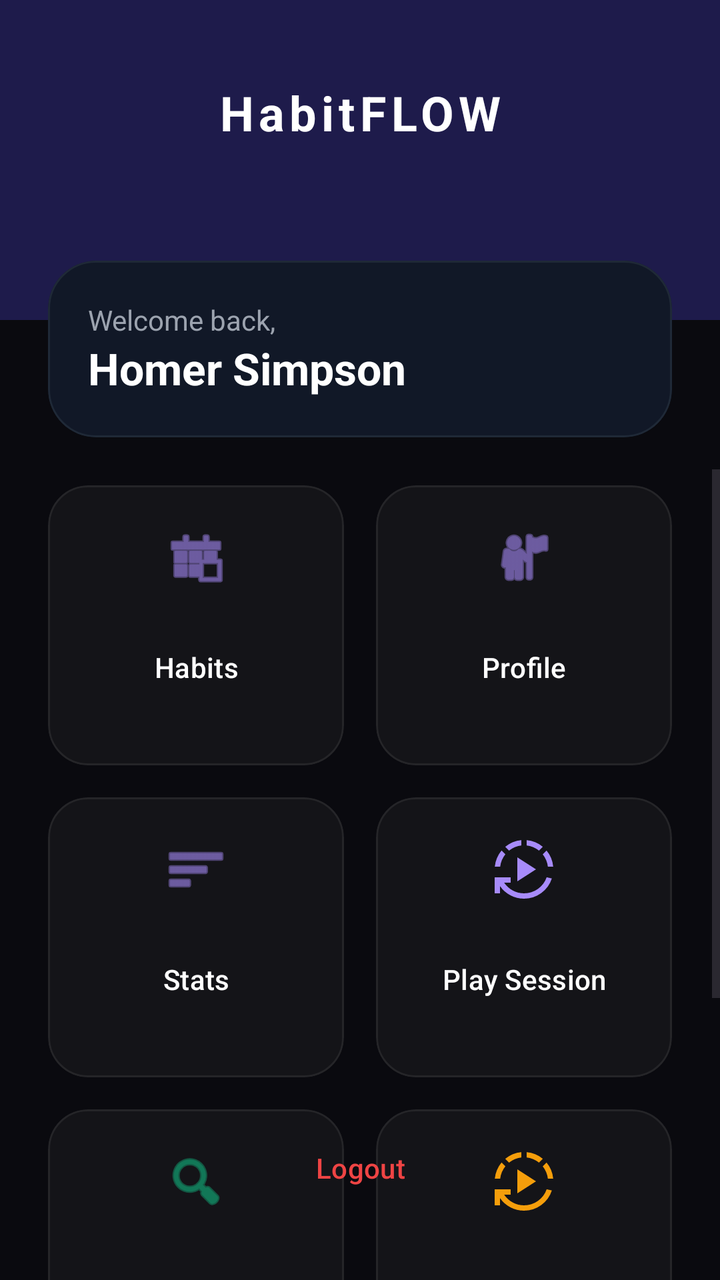
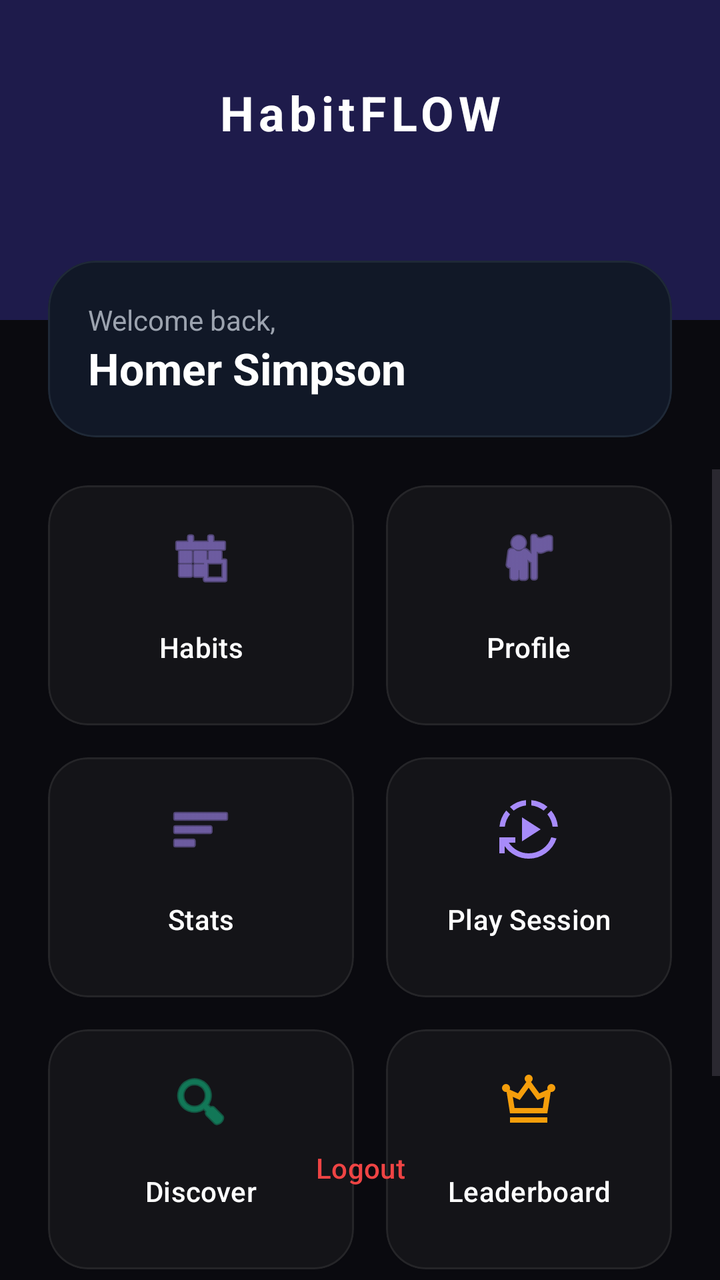

The first picture is an Android layout as it rendered before a commit; the second is the same layout after the commit. The layout source and the unified diff follow.
<!-- AndroidManifest.xml: application theme Theme.HabitFLOWS -->
<!-- res/layout/activity_main_menu.xml -->
<?xml version="1.0" encoding="utf-8"?>
<androidx.constraintlayout.widget.ConstraintLayout xmlns:android="http://schemas.android.com/apk/res/android"
    xmlns:app="http://schemas.android.com/apk/res-auto"
    xmlns:tools="http://schemas.android.com/tools"
    android:id="@+id/main"
    android:layout_width="match_parent"
    android:layout_height="match_parent"
    android:background="#0A0A0F"
    tools:context=".MainMenu">

    
    <View
        android:id="@+id/viewHeader"
        android:layout_width="match_parent"
        android:layout_height="160dp"
        android:background="#1E1B4B"
        app:layout_constraintTop_toTopOf="parent" />

    <TextView
        android:id="@+id/mainMenuHomeTV"
        android:layout_width="wrap_content"
        android:layout_height="wrap_content"
        android:layout_marginTop="40dp"
        android:text="HabitFLOW"
        android:textColor="#FFFFFF"
        android:textSize="24sp"
        android:textStyle="bold"
        android:letterSpacing="0.1"
        app:layout_constraintEnd_toEndOf="parent"
        app:layout_constraintStart_toStartOf="parent"
        app:layout_constraintTop_toTopOf="parent" />

    
    <com.google.android.material.card.MaterialCardView
        android:id="@+id/greetingCard"
        android:layout_width="match_parent"
        android:layout_height="wrap_content"
        android:layout_marginHorizontal="24dp"
        android:layout_marginTop="-30dp"
        app:cardBackgroundColor="#111827"
        app:cardCornerRadius="24dp"
        app:cardElevation="0dp"
        app:strokeColor="#1F2937"
        app:strokeWidth="1dp"
        app:layout_constraintTop_toBottomOf="@id/viewHeader">

        <LinearLayout
            android:layout_width="match_parent"
            android:layout_height="wrap_content"
            android:orientation="vertical"
            android:padding="20dp">

            <TextView
                android:id="@+id/mainMenuHomeTV3"
                android:layout_width="wrap_content"
                android:layout_height="wrap_content"
                android:text="Welcome back,"
                android:textColor="#9CA3AF"
                android:textSize="14sp" />

            <TextView
                android:id="@+id/mainMenuHomeTV4"
                android:layout_width="wrap_content"
                android:layout_height="wrap_content"
                android:text="Homer Simpson"
                android:textColor="#FFFFFF"
                android:textSize="22sp"
                android:textStyle="bold" />
        </LinearLayout>
    </com.google.android.material.card.MaterialCardView>

    <ScrollView
        android:layout_width="match_parent"
        android:layout_height="0dp"
        android:layout_marginTop="16dp"
        android:clipToPadding="false"
        android:paddingBottom="100dp"
        app:layout_constraintBottom_toBottomOf="parent"
        app:layout_constraintTop_toBottomOf="@id/greetingCard">

        <GridLayout
            android:layout_width="match_parent"
            android:layout_height="wrap_content"
            android:layout_marginHorizontal="16dp"
            android:columnCount="2">

            
            <com.google.android.material.card.MaterialCardView
                android:layout_width="0dp"
                android:layout_height="140dp"
                android:layout_margin="8dp"
                android:layout_columnWeight="1"
                app:cardBackgroundColor="#0AFFFFFF"
                app:cardCornerRadius="20dp"
                app:cardElevation="0dp"
                app:strokeColor="#12FFFFFF"
                app:strokeWidth="1dp">

                <com.google.android.material.button.MaterialButton
                    android:id="@+id/btnHabit"
                    style="@style/Widget.Material3.Button.TextButton"
                    android:layout_width="match_parent"
                    android:layout_height="match_parent"
                    android:padding="16dp"
                    android:text="Habits"
                    android:textAllCaps="false"
                    android:textColor="#FFFFFF"
                    app:icon="@android:drawable/ic_menu_today"
                    app:iconGravity="top"
                    app:iconPadding="10dp"
                    app:iconSize="32dp"
                    app:iconTint="#A78BFA" />
            </com.google.android.material.card.MaterialCardView>

            
            <com.google.android.material.card.MaterialCardView
                android:layout_width="0dp"
                android:layout_height="140dp"
                android:layout_margin="8dp"
                android:layout_columnWeight="1"
                app:cardBackgroundColor="#0AFFFFFF"
                app:cardCornerRadius="20dp"
                app:cardElevation="0dp"
                app:strokeColor="#12FFFFFF"
                app:strokeWidth="1dp">

                <com.google.android.material.button.MaterialButton
                    android:id="@+id/Profile"
                    style="@style/Widget.Material3.Button.TextButton"
                    android:layout_width="match_parent"
                    android:layout_height="match_parent"
                    android:padding="16dp"
                    android:text="Profile"
                    android:textAllCaps="false"
                    android:textColor="#FFFFFF"
                    app:icon="@android:drawable/ic_menu_myplaces"
                    app:iconGravity="top"
                    app:iconPadding="10dp"
                    app:iconSize="32dp"
                    app:iconTint="#A78BFA" />
            </com.google.android.material.card.MaterialCardView>

            
            <com.google.android.material.card.MaterialCardView
                android:layout_width="0dp"
                android:layout_height="140dp"
                android:layout_margin="8dp"
                android:layout_columnWeight="1"
                app:cardBackgroundColor="#0AFFFFFF"
                app:cardCornerRadius="20dp"
                app:cardElevation="0dp"
                app:strokeColor="#12FFFFFF"
                app:strokeWidth="1dp">

                <com.google.android.material.button.MaterialButton
                    android:id="@+id/btnStatistics"
                    style="@style/Widget.Material3.Button.TextButton"
                    android:layout_width="match_parent"
                    android:layout_height="match_parent"
                    android:padding="16dp"
                    android:text="Stats"
                    android:textAllCaps="false"
                    android:textColor="#FFFFFF"
                    app:icon="@android:drawable/ic_menu_sort_by_size"
                    app:iconGravity="top"
                    app:iconPadding="10dp"
                    app:iconSize="32dp"
                    app:iconTint="#A78BFA" />
            </com.google.android.material.card.MaterialCardView>

            
            <com.google.android.material.card.MaterialCardView
                android:layout_width="0dp"
                android:layout_height="140dp"
                android:layout_margin="8dp"
                android:layout_columnWeight="1"
                app:cardBackgroundColor="#0AFFFFFF"
                app:cardCornerRadius="20dp"
                app:cardElevation="0dp"
                app:strokeColor="#12FFFFFF"
                app:strokeWidth="1dp">

                <com.google.android.material.button.MaterialButton
                    android:id="@+id/btnPlayHabit"
                    style="@style/Widget.Material3.Button.TextButton"
                    android:layout_width="match_parent"
                    android:layout_height="match_parent"
                    android:padding="16dp"
                    android:text="Play Session"
                    android:textAllCaps="false"
                    android:textColor="#FFFFFF"
                    app:icon="@drawable/outline_autoplay_24"
                    app:iconGravity="top"
                    app:iconPadding="10dp"
                    app:iconSize="32dp"
                    app:iconTint="#A78BFA" />
            </com.google.android.material.card.MaterialCardView>

            
            <com.google.android.material.card.MaterialCardView
                android:layout_width="0dp"
                android:layout_height="140dp"
                android:layout_margin="8dp"
                android:layout_columnWeight="1"
                app:cardBackgroundColor="#0AFFFFFF"
                app:cardCornerRadius="20dp"
                app:cardElevation="0dp"
                app:strokeColor="#12FFFFFF"
                app:strokeWidth="1dp">

                <com.google.android.material.button.MaterialButton
                    android:id="@+id/btnDiscover"
                    style="@style/Widget.Material3.Button.TextButton"
                    android:layout_width="match_parent"
                    android:layout_height="match_parent"
                    android:padding="16dp"
                    android:text="Discover"
                    android:textAllCaps="false"
                    android:textColor="#FFFFFF"
                    app:icon="@android:drawable/ic_menu_search"
                    app:iconGravity="top"
                    app:iconPadding="10dp"
                    app:iconSize="32dp"
                    app:iconTint="#10B981" />
            </com.google.android.material.card.MaterialCardView>
            <com.google.android.material.card.MaterialCardView
                android:layout_width="0dp"
                android:layout_height="140dp"
                android:layout_margin="8dp"
                android:layout_columnWeight="1"
                app:cardBackgroundColor="#0AFFFFFF"
                app:cardCornerRadius="20dp"
                app:cardElevation="0dp"
                app:strokeColor="#12FFFFFF"
                app:strokeWidth="1dp">

                <com.google.android.material.button.MaterialButton
                    android:id="@+id/btnRankHabit"
                    style="@style/Widget.Material3.Button.TextButton"
                    android:layout_width="match_parent"
                    android:layout_height="match_parent"
                    android:padding="16dp"
                    android:text="Play Session"
                    android:textAllCaps="false"
                    android:textColor="#FFFFFF"
                    app:icon="@drawable/outline_autoplay_24"
                    app:iconGravity="top"
                    app:iconPadding="10dp"
                    app:iconSize="32dp"
                    app:iconTint="#F59E0B" />
            </com.google.android.material.card.MaterialCardView>
        </GridLayout>
    </ScrollView>

    
    <com.google.android.material.button.MaterialButton
        android:id="@+id/mainMenuLogoutBtn"
        style="@style/Widget.Material3.Button.TextButton"
        android:layout_width="wrap_content"
        android:layout_height="wrap_content"
        android:layout_marginBottom="32dp"
        android:text="Logout"
        android:textColor="#EF4444"
        app:layout_constraintBottom_toBottomOf="parent"
        app:layout_constraintEnd_toEndOf="parent"
        app:layout_constraintStart_toStartOf="parent" />

</androidx.constraintlayout.widget.ConstraintLayout>
<!-- resources referenced by this layout -->
<resources>
  <!-- drawable outline_autoplay_24 (drawable) -->
  <vector xmlns:android="http://schemas.android.com/apk/res/android" android:height="24dp" android:tint="#00D9FF" android:viewportHeight="960" android:viewportWidth="960" android:width="24dp">
        
      <path android:fillColor="@android:color/white" android:pathData="M380,660L380,300L660,480L380,660ZM480,920Q372,920 277.5,870.5Q183,821 120,732L120,840L40,840L40,600L280,600L280,680L182,680Q233,755 311.5,797.5Q390,840 480,840Q595,840 688.5,774Q782,708 820,599L898,617Q853,753 738,836.5Q623,920 480,920ZM42,440Q49,373 74,311.5Q99,250 143,198L200,255Q168,296 148,342.5Q128,389 123,440L42,440ZM256,199L199,142Q252,98 313,72.5Q374,47 440,42L440,122Q389,127 343,147Q297,167 256,199ZM705,199Q664,167 617.5,147Q571,127 520,122L520,42Q587,48 648.5,73Q710,98 762,142L705,199ZM838,440Q833,389 813,342.5Q793,296 761,255L818,198Q862,250 887,311.5Q912,373 918,440L838,440Z"/>
      
  </vector>
  <style name="Theme.HabitFLOWS" parent="Base.Theme.HabitFLOWS" />
  <style name="Base.Theme.HabitFLOWS" parent="Theme.Material3.DayNight.NoActionBar">
          
          
      </style>
</resources>

<!-- the commit's change to res/layout/activity_main_menu.xml (unified diff, before → after) -->
@@ -86,8 +86,8 @@
 
             
             <com.google.android.material.card.MaterialCardView
-                android:layout_width="0dp"
-                android:layout_height="140dp"
+                android:layout_width="10dp"
+                android:layout_height="120dp"
                 android:layout_margin="8dp"
                 android:layout_columnWeight="1"
                 app:cardBackgroundColor="#0AFFFFFF"
@@ -115,7 +115,7 @@
             
             <com.google.android.material.card.MaterialCardView
                 android:layout_width="0dp"
-                android:layout_height="140dp"
+                android:layout_height="120dp"
                 android:layout_margin="8dp"
                 android:layout_columnWeight="1"
                 app:cardBackgroundColor="#0AFFFFFF"
@@ -143,7 +143,7 @@
             
             <com.google.android.material.card.MaterialCardView
                 android:layout_width="0dp"
-                android:layout_height="140dp"
+                android:layout_height="120dp"
                 android:layout_margin="8dp"
                 android:layout_columnWeight="1"
                 app:cardBackgroundColor="#0AFFFFFF"
@@ -171,7 +171,7 @@
             
             <com.google.android.material.card.MaterialCardView
                 android:layout_width="0dp"
-                android:layout_height="140dp"
+                android:layout_height="120dp"
                 android:layout_margin="8dp"
                 android:layout_columnWeight="1"
                 app:cardBackgroundColor="#0AFFFFFF"
@@ -199,7 +199,7 @@
             
             <com.google.android.material.card.MaterialCardView
                 android:layout_width="0dp"
-                android:layout_height="140dp"
+                android:layout_height="120dp"
                 android:layout_margin="8dp"
                 android:layout_columnWeight="1"
                 app:cardBackgroundColor="#0AFFFFFF"
@@ -225,7 +225,7 @@
             </com.google.android.material.card.MaterialCardView>
             <com.google.android.material.card.MaterialCardView
                 android:layout_width="0dp"
-                android:layout_height="140dp"
+                android:layout_height="120dp"
                 android:layout_margin="8dp"
                 android:layout_columnWeight="1"
                 app:cardBackgroundColor="#0AFFFFFF"
@@ -240,10 +240,10 @@
                     android:layout_width="match_parent"
                     android:layout_height="match_parent"
                     android:padding="16dp"
-                    android:text="Play Session"
-                    android:textAllCaps="false"
-                    android:textColor="#FFFFFF"
-                    app:icon="@drawable/outline_autoplay_24"
+                    android:text="Leaderboard"
+                    android:textAllCaps="false"
+                    android:textColor="#FFFFFF"
+                    app:icon="@drawable/outline_crown_24"
                     app:iconGravity="top"
                     app:iconPadding="10dp"
                     app:iconSize="32dp"
<!-- resource entries referenced after the edit -->
@@ -4,6 +4,12 @@
   <vector xmlns:android="http://schemas.android.com/apk/res/android" android:height="24dp" android:tint="#00D9FF" android:viewportHeight="960" android:viewportWidth="960" android:width="24dp">
         
       <path android:fillColor="@android:color/white" android:pathData="M380,660L380,300L660,480L380,660ZM480,920Q372,920 277.5,870.5Q183,821 120,732L120,840L40,840L40,600L280,600L280,680L182,680Q233,755 311.5,797.5Q390,840 480,840Q595,840 688.5,774Q782,708 820,599L898,617Q853,753 738,836.5Q623,920 480,920ZM42,440Q49,373 74,311.5Q99,250 143,198L200,255Q168,296 148,342.5Q128,389 123,440L42,440ZM256,199L199,142Q252,98 313,72.5Q374,47 440,42L440,122Q389,127 343,147Q297,167 256,199ZM705,199Q664,167 617.5,147Q571,127 520,122L520,42Q587,48 648.5,73Q710,98 762,142L705,199ZM838,440Q833,389 813,342.5Q793,296 761,255L818,198Q862,250 887,311.5Q912,373 918,440L838,440Z"/>
+      
+  </vector>
+  <!-- drawable outline_crown_24 (drawable) -->
+  <vector xmlns:android="http://schemas.android.com/apk/res/android" android:height="24dp" android:tint="#000000" android:viewportHeight="960" android:viewportWidth="960" android:width="24dp">
+        
+      <path android:fillColor="@android:color/white" android:pathData="M200,800L200,720L760,720L760,800L200,800ZM200,660L149,339Q147,339 144.5,339.5Q142,340 140,340Q115,340 97.5,322.5Q80,305 80,280Q80,255 97.5,237.5Q115,220 140,220Q165,220 182.5,237.5Q200,255 200,280Q200,287 198.5,293Q197,299 195,304L320,360L445,189Q434,181 427,168Q420,155 420,140Q420,115 437.5,97.5Q455,80 480,80Q505,80 522.5,97.5Q540,115 540,140Q540,155 533,168Q526,181 515,189L640,360L765,304Q763,299 761.5,293Q760,287 760,280Q760,255 777.5,237.5Q795,220 820,220Q845,220 862.5,237.5Q880,255 880,280Q880,305 862.5,322.5Q845,340 820,340Q818,340 815.5,339.5Q813,339 811,339L760,660L200,660ZM268,580L692,580L718,413L613,459L480,276L347,459L242,413L268,580ZM480,580L480,580L480,580L480,580L480,580L480,580L480,580Z"/>
       
   </vector>
   <style name="Theme.HabitFLOWS" parent="Base.Theme.HabitFLOWS" />
